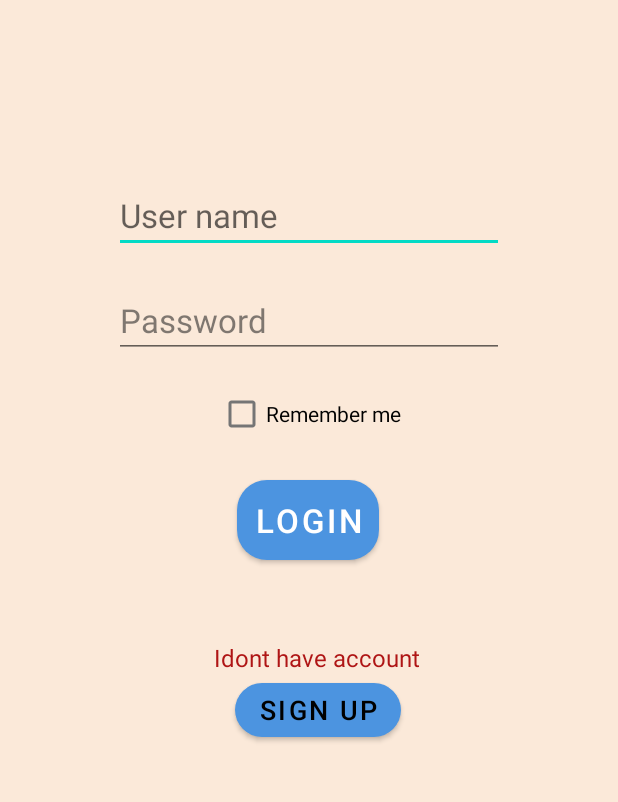
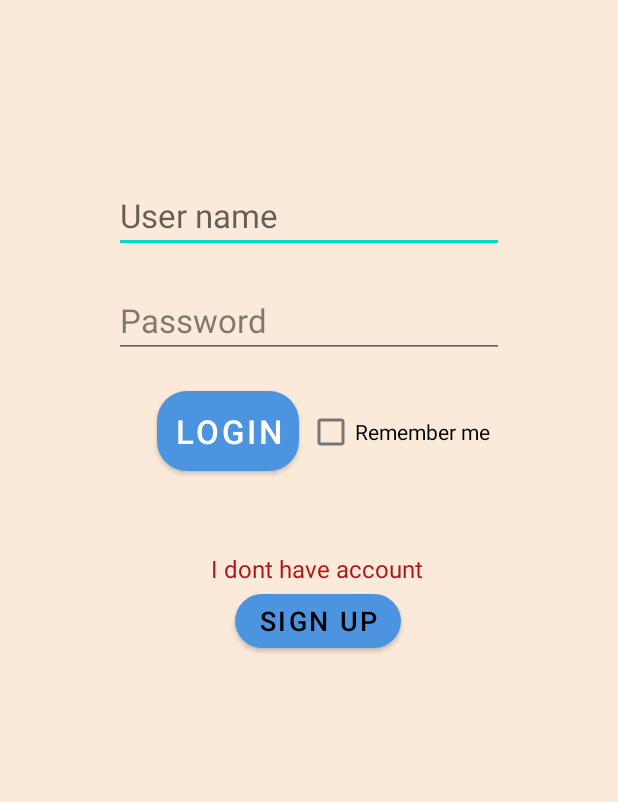
Before and after one commit to Ahmad-Alqattu/Assignment1-Driving-School, an Android app: the screen it shows after launch (Login), on a phone screen of 412 x 824 dp, the part 349-1151 px from its top. Run offline under Robolectric (Android 15) with nearby library versions, the phone set to English and light mode, and no system bars; our stand-ins replace Firebase (no records; nobody signed in at launch, a user with empty details on screens opened directly); libraries missing offline, so code that uses them is left out: org.checkerframework.common.

```diff
--- a/app/src/main/res/layout/activity_login.xml
+++ b/app/src/main/res/layout/activity_login.xml
@@ -42,16 +42,14 @@
         android:id="@+id/butLog"
         android:layout_width="wrap_content"
         android:layout_height="0dp"
-        android:layout_marginStart="50dp"
-        android:layout_marginTop="75dp"
-        android:layout_marginEnd="50dp"
+        android:layout_marginTop="16dp"
         android:onClick="subLog"
         android:padding="12dp"
         android:text="Login"
         android:textSize="22sp"
         app:cornerRadius="20dp"
         app:layout_constraintEnd_toEndOf="parent"
-        app:layout_constraintHorizontal_bias="0.497"
+        app:layout_constraintHorizontal_bias="0.33"
         app:layout_constraintStart_toStartOf="parent"
         app:layout_constraintTop_toBottomOf="@+id/editText2" />
 
@@ -77,20 +75,17 @@
         android:id="@+id/checkBox"
         android:layout_width="wrap_content"
         android:layout_height="wrap_content"
-        android:layout_marginTop="2dp"
-        android:layout_marginBottom="5dp"
+        android:layout_marginStart="5dp"
+        android:layout_marginTop="25dp"
         android:text="Remember me"
-        app:layout_constraintBottom_toTopOf="@+id/butLog"
-        app:layout_constraintEnd_toEndOf="parent"
-        app:layout_constraintStart_toStartOf="parent"
-        app:layout_constraintTop_toBottomOf="@+id/editText2"
-        app:layout_constraintVertical_bias="0.562" />
+        app:layout_constraintStart_toEndOf="@+id/butLog"
+        app:layout_constraintTop_toBottomOf="@+id/editText2" />
 
     <TextView
         android:id="@+id/textView15"
         android:layout_width="wrap_content"
         android:layout_height="wrap_content"
-        android:text="Idont have account"
+        android:text="I dont have account"
         android:textColor="#AF1515"
         android:textSize="16dp"
         app:layout_constraintBottom_toTopOf="@+id/button2"
```
